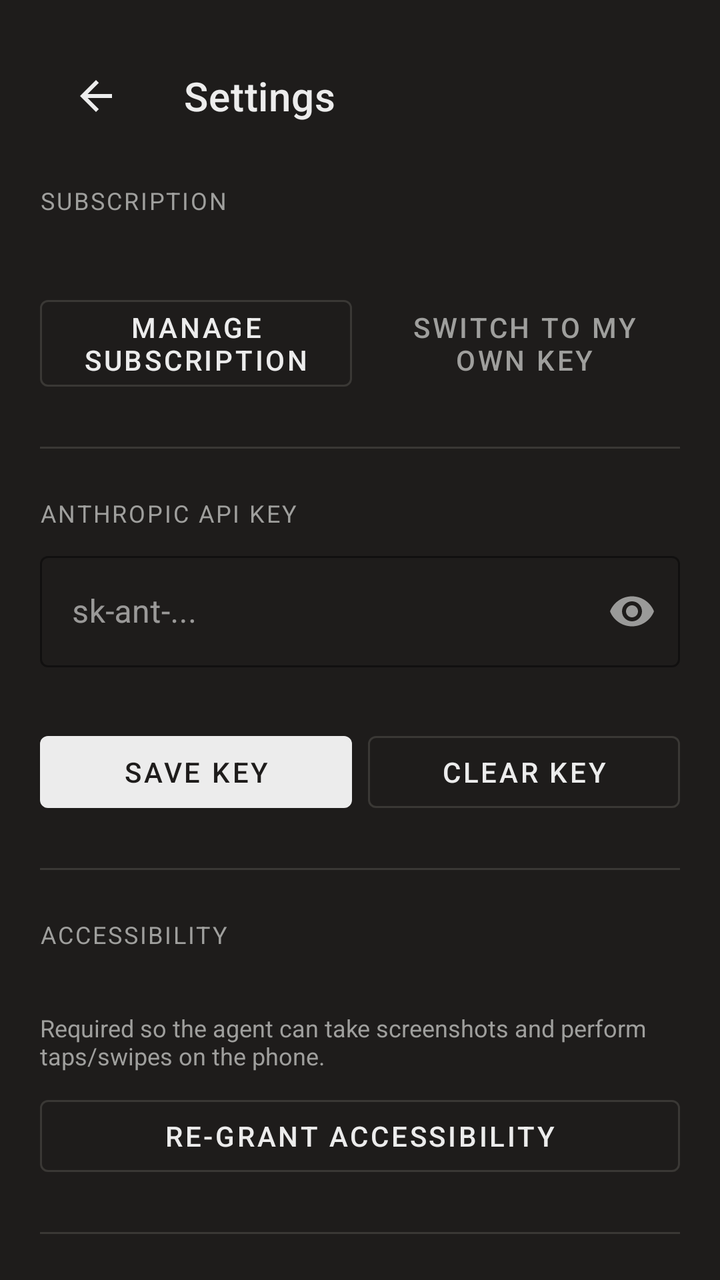
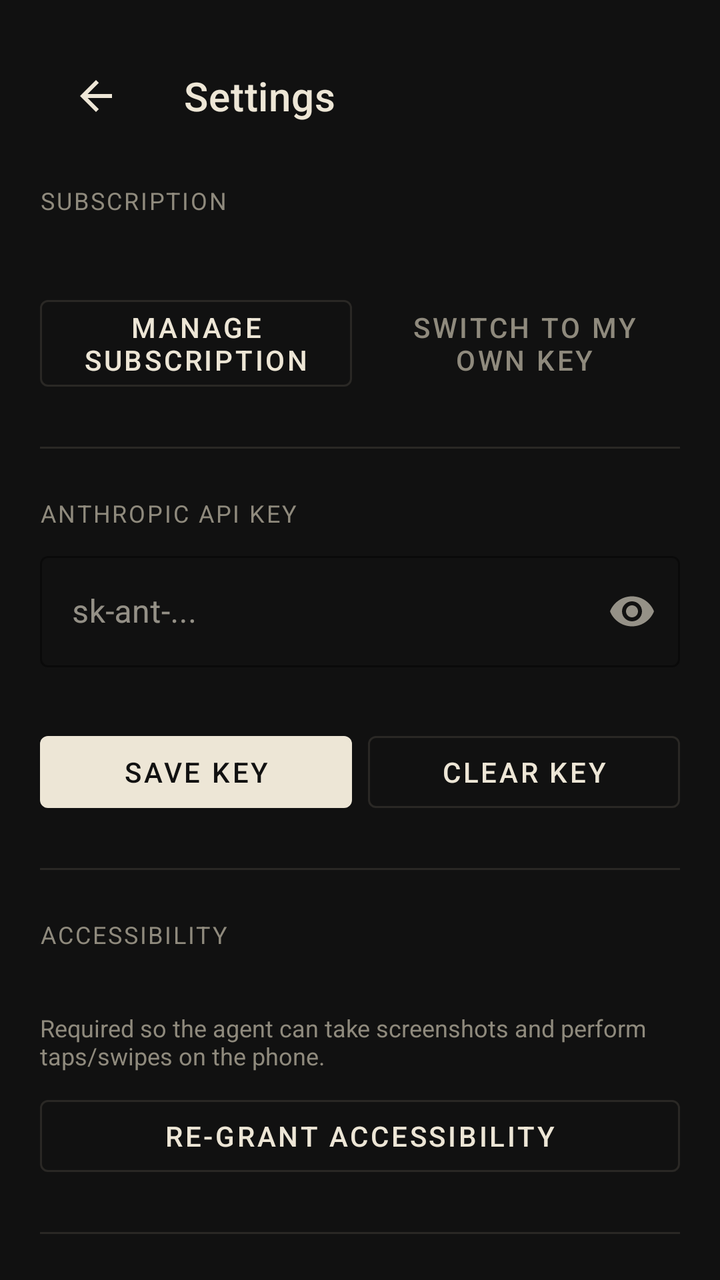

Screens rendered from an Android XML layout before and after an edit, with the pre-edit source and the edit as a unified diff.
<!-- AndroidManifest.xml: application theme Theme.ClaudePhoneAgent -->
<!-- res/layout/activity_settings.xml -->
<?xml version="1.0" encoding="utf-8"?>
<androidx.core.widget.NestedScrollView xmlns:android="http://schemas.android.com/apk/res/android"
    xmlns:app="http://schemas.android.com/apk/res-auto"
    android:layout_width="match_parent"
    android:layout_height="match_parent"
    android:background="@color/bg"
    android:fillViewport="true">

    <LinearLayout
        android:layout_width="match_parent"
        android:layout_height="wrap_content"
        android:orientation="vertical"
        android:padding="20dp">

        <com.google.android.material.appbar.MaterialToolbar
            android:id="@+id/toolbar"
            android:layout_width="match_parent"
            android:layout_height="wrap_content"
            android:background="@android:color/transparent"
            app:navigationIcon="@drawable/ic_arrow_back"
            app:title="@string/settings_title"
            app:titleTextColor="@color/text_primary" />

        
        <TextView
            android:layout_width="match_parent"
            android:layout_height="wrap_content"
            android:layout_marginTop="16dp"
            android:text="@string/settings_subscription"
            android:textColor="@color/text_secondary"
            android:textSize="12sp"
            android:textAllCaps="true"
            android:letterSpacing="0.08" />

        <TextView
            android:id="@+id/planStatus"
            android:layout_width="match_parent"
            android:layout_height="wrap_content"
            android:layout_marginTop="6dp"
            android:textColor="@color/text_primary"
            android:textSize="16sp" />

        <LinearLayout
            android:layout_width="match_parent"
            android:layout_height="wrap_content"
            android:layout_marginTop="8dp"
            android:orientation="horizontal">

            <com.google.android.material.button.MaterialButton
                android:id="@+id/manageSubscriptionButton"
                style="@style/Widget.MaterialComponents.Button.OutlinedButton"
                android:layout_width="0dp"
                android:layout_height="wrap_content"
                android:layout_weight="1"
                android:text="@string/manage_subscription"
                android:textColor="@color/text_primary"
                app:strokeColor="@color/border_soft" />

            <com.google.android.material.button.MaterialButton
                android:id="@+id/switchModeButton"
                style="@style/Widget.MaterialComponents.Button.TextButton"
                android:layout_width="0dp"
                android:layout_height="wrap_content"
                android:layout_marginStart="8dp"
                android:layout_weight="1"
                android:text="@string/switch_to_byo_key"
                android:textColor="@color/text_secondary" />
        </LinearLayout>

        <View
            android:layout_width="match_parent"
            android:layout_height="1dp"
            android:layout_marginVertical="24dp"
            android:background="@color/border_soft" />

        
        <TextView
            android:layout_width="match_parent"
            android:layout_height="wrap_content"
            android:text="@string/section_api_key"
            android:textColor="@color/text_secondary"
            android:textSize="12sp"
            android:textAllCaps="true"
            android:letterSpacing="0.08" />

        <com.google.android.material.textfield.TextInputLayout
            android:id="@+id/apiKeyLayout"
            style="@style/Widget.MaterialComponents.TextInputLayout.OutlinedBox"
            android:layout_width="match_parent"
            android:layout_height="wrap_content"
            android:layout_marginTop="8dp"
            android:hint="@string/api_key_hint"
            app:boxStrokeColor="@color/border_soft"
            app:endIconMode="password_toggle"
            app:hintTextColor="@color/text_secondary">

            <com.google.android.material.textfield.TextInputEditText
                android:id="@+id/apiKeyInput"
                android:layout_width="match_parent"
                android:layout_height="wrap_content"
                android:inputType="textPassword"
                android:maxLines="1"
                android:textColor="@color/text_primary" />
        </com.google.android.material.textfield.TextInputLayout>

        <TextView
            android:id="@+id/apiKeyStatus"
            android:layout_width="match_parent"
            android:layout_height="wrap_content"
            android:layout_marginTop="4dp"
            android:textColor="@color/text_secondary"
            android:textSize="12sp" />

        <LinearLayout
            android:layout_width="match_parent"
            android:layout_height="wrap_content"
            android:layout_marginTop="8dp"
            android:orientation="horizontal">

            <com.google.android.material.button.MaterialButton
                android:id="@+id/saveKeyButton"
                android:layout_width="0dp"
                android:layout_height="wrap_content"
                android:layout_weight="1"
                android:text="@string/save_key"
                android:textColor="@color/bg"
                app:backgroundTint="@color/text_primary" />

            <com.google.android.material.button.MaterialButton
                android:id="@+id/clearKeyButton"
                style="@style/Widget.MaterialComponents.Button.OutlinedButton"
                android:layout_width="0dp"
                android:layout_height="wrap_content"
                android:layout_marginStart="8dp"
                android:layout_weight="1"
                android:text="@string/clear_key"
                android:textColor="@color/text_primary"
                app:strokeColor="@color/border_soft" />
        </LinearLayout>

        <View
            android:layout_width="match_parent"
            android:layout_height="1dp"
            android:layout_marginVertical="24dp"
            android:background="@color/border_soft" />

        
        <TextView
            android:layout_width="match_parent"
            android:layout_height="wrap_content"
            android:text="@string/section_accessibility"
            android:textColor="@color/text_secondary"
            android:textSize="12sp"
            android:textAllCaps="true"
            android:letterSpacing="0.08" />

        <TextView
            android:id="@+id/accessibilityStatus"
            android:layout_width="match_parent"
            android:layout_height="wrap_content"
            android:layout_marginTop="6dp"
            android:textColor="@color/text_primary"
            android:textSize="15sp" />

        <TextView
            android:layout_width="match_parent"
            android:layout_height="wrap_content"
            android:layout_marginTop="4dp"
            android:text="@string/accessibility_explainer"
            android:textColor="@color/text_secondary"
            android:textSize="12sp" />

        <com.google.android.material.button.MaterialButton
            android:id="@+id/grantAccessibilityButton"
            style="@style/Widget.MaterialComponents.Button.OutlinedButton"
            android:layout_width="match_parent"
            android:layout_height="wrap_content"
            android:layout_marginTop="8dp"
            android:text="@string/regrant_accessibility"
            android:textColor="@color/text_primary"
            app:strokeColor="@color/border_soft" />

        <LinearLayout
            android:id="@+id/hubSection"
            android:layout_width="match_parent"
            android:layout_height="wrap_content"
            android:orientation="vertical">

            <View
                android:layout_width="match_parent"
                android:layout_height="1dp"
                android:layout_marginVertical="24dp"
                android:background="@color/border_soft" />

            <TextView
                android:layout_width="match_parent"
                android:layout_height="wrap_content"
                android:text="@string/settings_hub"
                android:textColor="@color/text_secondary"
                android:textSize="12sp"
                android:textAllCaps="true"
                android:letterSpacing="0.08" />

            <TextView
                android:id="@+id/hubStatus"
                android:layout_width="match_parent"
                android:layout_height="wrap_content"
                android:layout_marginTop="6dp"
                android:textColor="@color/text_primary"
                android:textSize="15sp"
                android:text="@string/hub_not_paired" />

            <com.google.android.material.button.MaterialButton
                android:id="@+id/pairHubButton"
                style="@style/Widget.MaterialComponents.Button.OutlinedButton"
                android:layout_width="match_parent"
                android:layout_height="wrap_content"
                android:layout_marginTop="8dp"
                android:text="@string/hub_pair_button"
                android:textColor="@color/text_primary"
                app:strokeColor="@color/border_soft" />
        </LinearLayout>

    </LinearLayout>
</androidx.core.widget.NestedScrollView>
<!-- resources referenced by this layout -->
<resources>
  <color name="bg">#FF1E1C1B</color>
  <color name="border_soft">#FF3A3835</color>
  <color name="text_primary">#FFECECEC</color>
  <color name="text_secondary">#FF9F9F9D</color>
  <!-- drawable ic_arrow_back (drawable) -->
  <vector xmlns:android="http://schemas.android.com/apk/res/android"
      android:width="24dp"
      android:height="24dp"
      android:viewportWidth="24"
      android:viewportHeight="24"
      android:tint="@color/on_surface">
      <path
          android:fillColor="@android:color/white"
          android:pathData="M20,11H7.83l5.59,-5.59L12,4l-8,8 8,8 1.41,-1.41L7.83,13H20v-2z" />
  </vector>
  <string name="accessibility_explainer">Required so the agent can take screenshots and perform taps/swipes on the phone.</string>
  <string name="api_key_hint">sk-ant-...</string>
  <string name="clear_key">Clear key</string>
  <string name="hub_not_paired">Not paired</string>
  <string name="hub_pair_button">Pair with Cloudbot</string>
  <string name="manage_subscription">Manage subscription</string>
  <string name="regrant_accessibility">Re-grant Accessibility</string>
  <string name="save_key">Save key</string>
  <string name="section_accessibility">Accessibility</string>
  <string name="section_api_key">Anthropic API key</string>
  <string name="settings_hub">Cloudbot pairing</string>
  <string name="settings_subscription">Subscription</string>
  <string name="settings_title">Settings</string>
  <string name="switch_to_byo_key">Switch to my own key</string>
  <style name="Theme.ClaudePhoneAgent" parent="Theme.MaterialComponents.NoActionBar">
          <item name="colorPrimary">@color/accent</item>
          <item name="colorPrimaryVariant">@color/accent_dark</item>
          <item name="colorOnPrimary">@color/on_accent</item>
          <item name="colorSecondary">@color/accent</item>
          <item name="colorSecondaryVariant">@color/accent_dark</item>
          <item name="colorOnSecondary">@color/on_accent</item>
          <item name="colorSurface">@color/bg_elevated</item>
          <item name="colorOnSurface">@color/text_primary</item>
          <item name="colorOnBackground">@color/text_primary</item>
          <item name="android:colorBackground">@color/bg</item>
          <item name="android:textColorPrimary">@color/text_primary</item>
          <item name="android:textColorSecondary">@color/text_secondary</item>
          <item name="android:textColorHint">@color/text_secondary</item>
          <item name="android:statusBarColor" tools:targetApi="l">@color/bg</item>
          <item name="android:navigationBarColor" tools:targetApi="o_mr1">@color/bg</item>
          <item name="android:windowLightStatusBar" tools:targetApi="m">false</item>
          <item name="android:windowLightNavigationBar" tools:targetApi="o_mr1">false</item>
      </style>
  <color name="on_surface">#FFECECEC</color>
  <color name="accent">#FF8B5CF6</color>
  <color name="accent_dark">#FF7C3AED</color>
  <color name="on_accent">#FFFFFFFF</color>
  <color name="bg_elevated">#FF2A2826</color>
</resources>

<!-- the commit's change to res/layout/activity_settings.xml (unified diff, before → after) -->
@@ -180,6 +180,48 @@
             android:textColor="@color/text_primary"
             app:strokeColor="@color/border_soft" />
 
+        
+        <LinearLayout
+            android:id="@+id/accountSection"
+            android:layout_width="match_parent"
+            android:layout_height="wrap_content"
+            android:orientation="vertical"
+            android:visibility="gone">
+
+            <View
+                android:layout_width="match_parent"
+                android:layout_height="1dp"
+                android:layout_marginVertical="24dp"
+                android:background="@color/border_soft" />
+
+            <TextView
+                android:layout_width="match_parent"
+                android:layout_height="wrap_content"
+                android:text="@string/section_account"
+                android:textColor="@color/text_secondary"
+                android:textSize="12sp"
+                android:textAllCaps="true"
+                android:letterSpacing="0.08" />
+
+            <TextView
+                android:id="@+id/accountStatus"
+                android:layout_width="match_parent"
+                android:layout_height="wrap_content"
+                android:layout_marginTop="6dp"
+                android:textColor="@color/text_primary"
+                android:textSize="15sp" />
+
+            <com.google.android.material.button.MaterialButton
+                android:id="@+id/signOutButton"
+                style="@style/Widget.MaterialComponents.Button.OutlinedButton"
+                android:layout_width="match_parent"
+                android:layout_height="wrap_content"
+                android:layout_marginTop="8dp"
+                android:text="@string/signout"
+                android:textColor="@color/text_primary"
+                app:strokeColor="@color/border_soft" />
+        </LinearLayout>
+
         <LinearLayout
             android:id="@+id/hubSection"
             android:layout_width="match_parent"
<!-- resource entries referenced after the edit -->
@@ -1,9 +1,9 @@
 <!-- resources referenced by this layout -->
 <resources>
-  <color name="bg">#FF1E1C1B</color>
-  <color name="border_soft">#FF3A3835</color>
-  <color name="text_primary">#FFECECEC</color>
-  <color name="text_secondary">#FF9F9F9D</color>
+  <color name="bg">#FF111111</color>
+  <color name="border_soft">#FF2A2825</color>
+  <color name="text_primary">#FFEDE6D6</color>
+  <color name="text_secondary">#FF8F8A7D</color>
   <!-- drawable ic_arrow_back (drawable) -->
   <vector xmlns:android="http://schemas.android.com/apk/res/android"
       android:width="24dp"
@@ -24,10 +24,12 @@
   <string name="regrant_accessibility">Re-grant Accessibility</string>
   <string name="save_key">Save key</string>
   <string name="section_accessibility">Accessibility</string>
+  <string name="section_account">Account</string>
   <string name="section_api_key">Anthropic API key</string>
   <string name="settings_hub">Cloudbot pairing</string>
   <string name="settings_subscription">Subscription</string>
   <string name="settings_title">Settings</string>
+  <string name="signout">Sign out</string>
   <string name="switch_to_byo_key">Switch to my own key</string>
   <style name="Theme.ClaudePhoneAgent" parent="Theme.MaterialComponents.NoActionBar">
           <item name="colorPrimary">@color/accent</item>
@@ -48,10 +50,10 @@
           <item name="android:windowLightStatusBar" tools:targetApi="m">false</item>
           <item name="android:windowLightNavigationBar" tools:targetApi="o_mr1">false</item>
       </style>
-  <color name="on_surface">#FFECECEC</color>
-  <color name="accent">#FF8B5CF6</color>
-  <color name="accent_dark">#FF7C3AED</color>
-  <color name="on_accent">#FFFFFFFF</color>
-  <color name="bg_elevated">#FF2A2826</color>
+  <color name="on_surface">#FFEDE6D6</color>
+  <color name="accent">#FFEDE6D6</color>
+  <color name="accent_dark">#FFD5CFBF</color>
+  <color name="on_accent">#FF111111</color>
+  <color name="bg_elevated">#FF1B1B1B</color>
 </resources>
 
